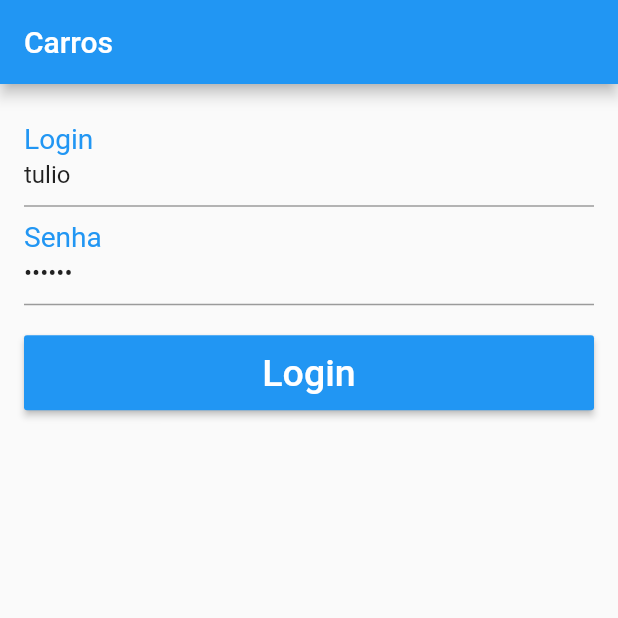
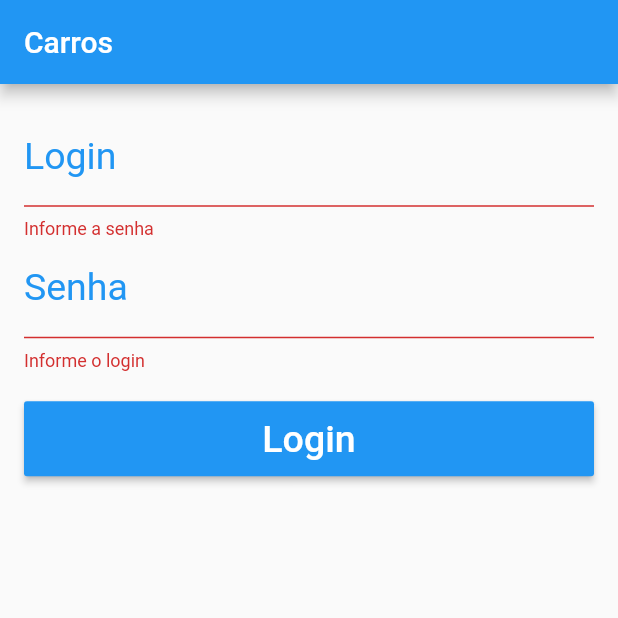
Before and after one commit to FrancaTM/cars-sample, a Flutter app: the screen it shows after launch, after a tap on "Login", on a phone screen of 412 x 824 dp, the top half of it. Run offline on Flutter 3.47's test engine with Material 2 defaults, Android fonts, the phone set to English and light mode, and no system bars.

```diff
--- a/lib/login_page.dart
+++ b/lib/login_page.dart
@@ -1,8 +1,10 @@
 import 'package:flutter/material.dart';
 
 class LoginPage extends StatelessWidget {
-  final _loginController = TextEditingController(text: 'tulio');
-  final _senhaController = TextEditingController(text: '123456');
+  final _loginController = TextEditingController(text: '');
+  final _senhaController = TextEditingController(text: '');
+
+  final GlobalKey<FormState> _formKey = GlobalKey<FormState>();
 
   @override
   Widget build(BuildContext context) {
@@ -12,17 +14,39 @@ class LoginPage extends StatelessWidget {
       ),
       body: Padding(
         padding: const EdgeInsets.all(16.0),
-        child: _buildBody(),
+        child: _buildBody(context),
       ),
     );
   }
 
-  Widget _buildBody() {
+  String _validateLogin(String text) {
+    if (text.isEmpty) {
+      return 'Informe o login';
+    }
+
+    return null;
+  }
+
+  String _validateSenha(String text) {
+    if (text.isEmpty) {
+      return 'Informe a senha';
+    }
+
+    if (text.length <= 2) {
+      return 'Senha precisa ter mais de 2 números';
+    }
+
+    return null;
+  }
+
+  Widget _buildBody(BuildContext context) {
     return Form(
+      key: _formKey,
       child: ListView(
         children: <Widget>[
           TextFormField(
             controller: _loginController,
+            validator: _validateSenha,
             decoration: InputDecoration(
               labelText: 'Login',
               labelStyle: TextStyle(color: Colors.blue, fontSize: 25.0),
@@ -32,6 +56,7 @@ class LoginPage extends StatelessWidget {
           ),
           TextFormField(
             controller: _senhaController,
+            validator: _validateLogin,
             obscureText: true,
             decoration: InputDecoration(
               labelText: 'Senha',
@@ -49,7 +74,9 @@ class LoginPage extends StatelessWidget {
                 'Login',
                 style: TextStyle(fontSize: 25.0, color: Colors.white),
               ),
-              onPressed: _onPressedLogin,
+              onPressed: () {
+                _onPressedLogin(context);
+              },
             ),
           ),
         ],
@@ -57,10 +84,43 @@ class LoginPage extends StatelessWidget {
     );
   }
 
-  _onPressedLogin() {
+  _onPressedLogin(BuildContext context) {
     final login = _loginController.text;
     final senha = _senhaController.text;
 
-    print('$login, $senha');
+    if (!_formKey.currentState.validate()) {
+//      showDialog(
+//        context: context,
+//        builder: (context) {
+//          return AlertDialog(
+//            title: Text('Erro'),
+//            content: Text('Informe corretamente o login e senha'),
+//            actions: <Widget>[
+//              FlatButton(
+//                  onPressed: () => Navigator.pop(context), child: Text('OK')),
+//            ],
+//          );
+//        },
+//      );
+
+      return;
+    }
+
+/*
+    if (login.isEmpty || senha.isEmpty) {
+      showDialog(
+          context: context,
+          builder: (context) {
+            return AlertDialog(
+              title: Text('Erro'),
+              content: Text('Informe corretamente o login e senha'),
+              actions: <Widget>[
+                FlatButton(
+                    onPressed: () => Navigator.pop(context), child: Text('OK')),
+              ],
+            );
+          });
+    }
+*/
   }
 }
```
